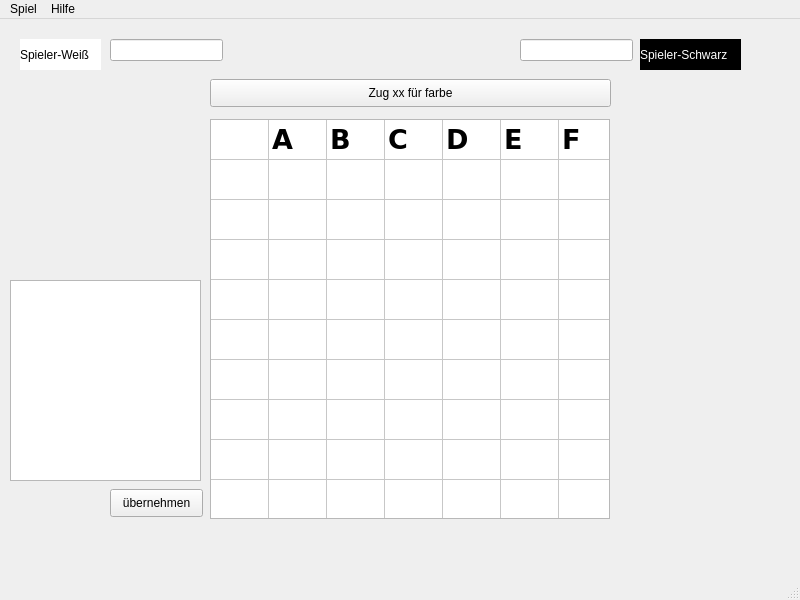
The window that mainwindow.ui (dmnbc/GUI_Schach) describes before a commit, drawn with Qt 5.
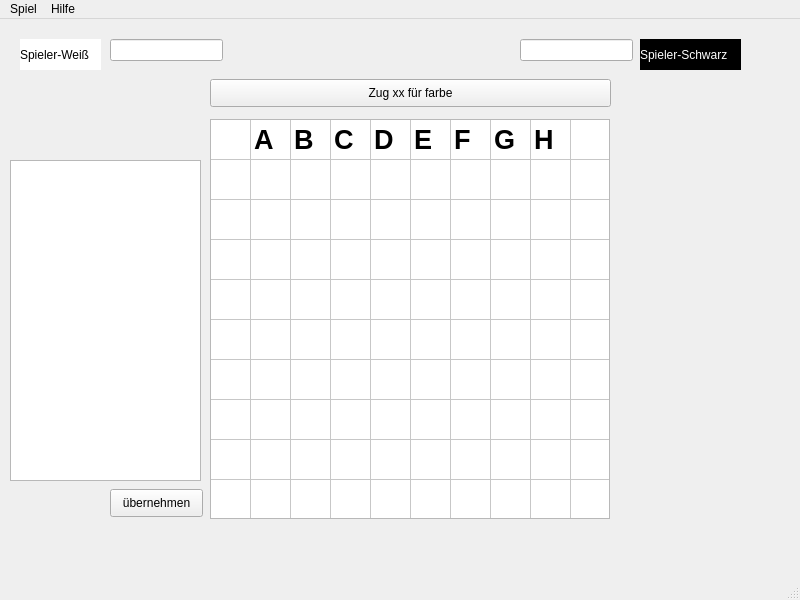
The same window after the commit.

What changed in the file:
```diff
--- a/mainwindow.ui
+++ b/mainwindow.ui
@@ -25,9 +25,7 @@
     </property>
     <property name="font">
      <font>
-      <family>DejaVu Sans</family>
       <pointsize>20</pointsize>
-      <weight>75</weight>
       <bold>true</bold>
      </font>
     </property>
@@ -167,11 +165,16 @@
     <property name="geometry">
      <rect>
       <x>10</x>
-      <y>261</y>
+      <y>141</y>
       <width>191</width>
-      <height>201</height>
+      <height>321</height>
      </rect>
     </property>
+    <property name="font">
+     <font>
+      <pointsize>10</pointsize>
+     </font>
+    </property>
    </widget>
    <widget class="QPushButton" name="pushButton_2">
     <property name="geometry">
```
Left out of the diff: 2 changed lines with no effect on the pictures.
